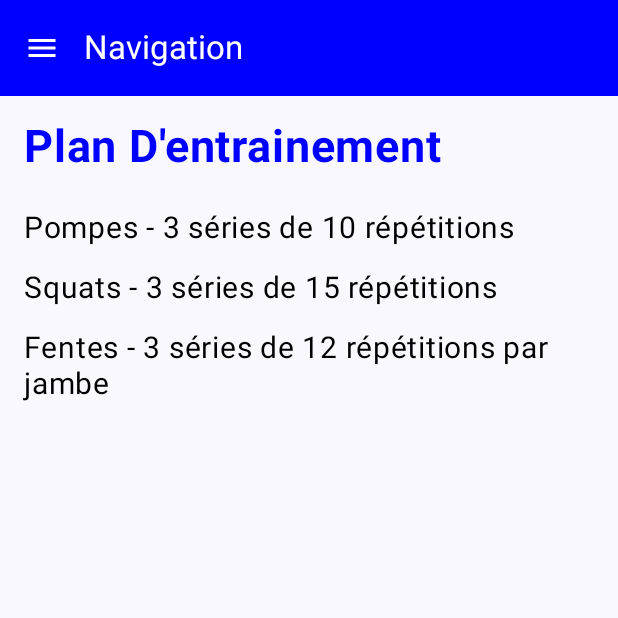
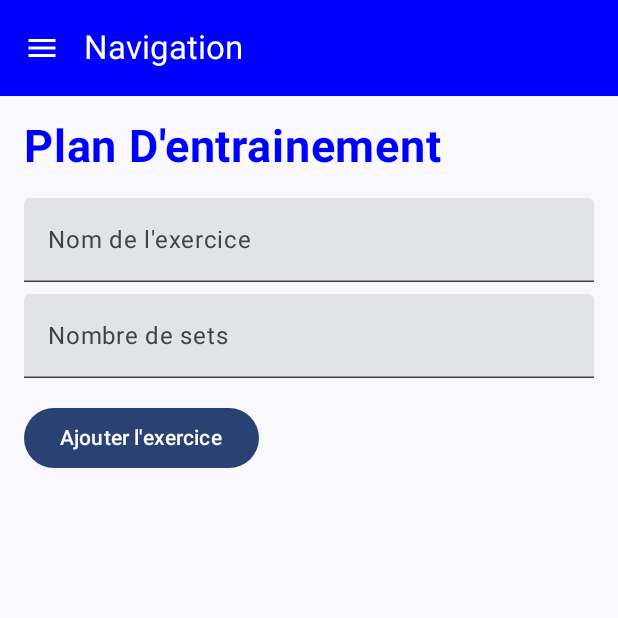
Before and after one commit to RobyCeo/tp5_application_final_roby, an Android app built with Jetpack Compose: the screen it shows after launch (MainActivity), after a tap on "Plan D'entrainement", on a phone screen of 412 x 824 dp, the top half of it. Run offline under Robolectric (Android 15) with nearby library versions, the phone set to English and light mode, and no system bars; 1 other tap on this screen came first.

Commit message:
ajout de plan entrainement

```diff
--- a/roby_final/application_final_roberto/app/build.gradle.kts
+++ b/roby_final/application_final_roberto/app/build.gradle.kts
@@ -61,6 +61,10 @@ dependencies {
     implementation("androidx.navigation:navigation-compose:2.6.0")
     implementation("androidx.compose.material:material-icons-extended:<latest_version>")
     implementation ("androidx.compose.material:material-icons-extended:<version>")
+    implementation(platform("androidx.compose:compose-bom:2023.10.00"))
+    implementation("androidx.compose.ui:ui")
+    implementation("androidx.compose.material3:material3")
+    implementation("androidx.compose.runtime:runtime")
 
 
 
--- a/roby_final/application_final_roberto/app/src/main/java/com/example/tp5_application_finale_roberto/ExerciseListScreen.kt
+++ b/roby_final/application_final_roberto/app/src/main/java/com/example/tp5_application_finale_roberto/ExerciseListScreen.kt
@@ -30,7 +30,9 @@ fun ExerciseListScreen(context: Context) {
         "Tractions" to "Exercice pour renforcer le dos et les biceps.",
         "Développé Couché" to "Exercice pour les pectoraux et les triceps avec une barre.",
         "Soulevé de terre" to "Exercice complet pour travailler le bas du dos et les jambes.",
-        "Flexion des biceps avec la barre" to "Exercice pour cibler les biceps."
+        "Flexion des biceps avec la barre" to "Exercice pour renforcer les biceps.",
+        "L'extension poulie haute à la corde" to "Exercice pour renforcer les triceps."
+
     )
 
     Column(
--- a/roby_final/application_final_roberto/app/src/main/java/com/example/tp5_application_finale_roberto/TrainingPlanScreen.kt
+++ b/roby_final/application_final_roberto/app/src/main/java/com/example/tp5_application_finale_roberto/TrainingPlanScreen.kt
@@ -3,18 +3,31 @@ package com.example.tp5_application_finale_roberto
 import androidx.compose.foundation.layout.Arrangement
 import androidx.compose.foundation.layout.Column
 import androidx.compose.foundation.layout.fillMaxSize
+import androidx.compose.foundation.layout.fillMaxWidth
 import androidx.compose.foundation.layout.padding
+import androidx.compose.foundation.text.KeyboardOptions
+import androidx.compose.material3.Button
 import androidx.compose.material3.Text
+import androidx.compose.material3.TextField
 import androidx.compose.runtime.Composable
+import androidx.compose.runtime.mutableStateListOf
+import androidx.compose.runtime.mutableStateOf
+import androidx.compose.runtime.remember
 import androidx.compose.ui.Alignment
 import androidx.compose.ui.Modifier
 import androidx.compose.ui.graphics.Color
+import androidx.compose.ui.text.input.KeyboardType
 import androidx.compose.ui.text.font.FontWeight
 import androidx.compose.ui.unit.dp
 import androidx.compose.ui.unit.sp
 
 @Composable
 fun TrainingPlanScreen() {
+    // Liste des exercices
+    val exercises = remember { mutableStateListOf<Exercise>() }
+    val exerciseName = remember { mutableStateOf("") }
+    val sets = remember { mutableStateOf("") }
+
     Column(
         modifier = Modifier
             .fillMaxSize()
@@ -29,19 +42,89 @@ fun TrainingPlanScreen() {
             color = Color.Blue,
             modifier = Modifier.padding(bottom = 16.dp)
         )
-        // Exemple de contenu : une liste d'exercices avec répétitions
-        val trainingPlan = listOf(
-            "Pompes - 3 séries de 10 répétitions",
-            "Squats - 3 séries de 15 répétitions",
-            "Fentes - 3 séries de 12 répétitions par jambe"
+
+        // Formulaire pour ajouter un nouvel exercice
+        TextField(
+            value = exerciseName.value,
+            onValueChange = { exerciseName.value = it },
+            label = { Text("Nom de l'exercice") },
+            modifier = Modifier
+                .fillMaxWidth()
+                .padding(bottom = 8.dp)
         )
-        trainingPlan.forEach { exercise ->
+        TextField(
+            value = sets.value,
+            onValueChange = { sets.value = it },
+            label = { Text("Nombre de sets") },
+            modifier = Modifier
+                .fillMaxWidth()
+                .padding(bottom = 8.dp),
+            keyboardOptions = KeyboardOptions.Default.copy(
+                keyboardType = KeyboardType.Number
+            )
+        )
+        Button(
+            onClick = {
+                if (exerciseName.value.isNotBlank() && sets.value.isNotBlank()) {
+                    val newExercise = Exercise(exerciseName.value, sets.value.toInt())
+                    exercises.add(newExercise)
+                    exerciseName.value = "" // Réinitialise le formulaire
+                    sets.value = ""
+                }
+            },
+            modifier = Modifier.padding(vertical = 8.dp)
+        ) {
+            Text("Ajouter l'exercice")
+        }
+
+        // Afficher la liste des exercices et leur progression
+        if (exercises.isNotEmpty()) {
             Text(
-                text = exercise,
-                fontSize = 20.sp,
-                modifier = Modifier.padding(vertical = 8.dp),
-                color = Color.Black
+                text = "Votre plan d'entraînement :",
+                fontSize = 24.sp,
+                fontWeight = FontWeight.Bold,
+                color = Color.Black,
+                modifier = Modifier.padding(top = 16.dp, bottom = 8.dp)
+            )
+            exercises.forEach { exercise ->
+                ExerciseItem(exercise)
+            }
+        }
+    }
+}
+
+// Composable pour afficher un exercice et sa progression hebdomadaire
+@Composable
+fun ExerciseItem(exercise: Exercise) {
+    Column(modifier = Modifier.padding(bottom = 16.dp)) {
+        Text(
+            text = "${exercise.name} (${exercise.sets} sets)",
+            fontSize = 20.sp,
+            fontWeight = FontWeight.Bold,
+            color = Color.DarkGray
+        )
+        Text(
+            text = "Progression hebdomadaire :",
+            fontSize = 16.sp,
+            color = Color.Black,
+            modifier = Modifier.padding(top = 4.dp, bottom = 4.dp)
+        )
+        exercise.getProgression().forEach { (week, sets) -> // Fix: Destructure keys and values
+            Text(
+                text = "Semaine $week : $sets sets",
+                fontSize = 14.sp,
+                color = Color.Gray,
+                modifier = Modifier.padding(start = 16.dp)
             )
         }
     }
 }
+
+
+// Modèle de données pour un exercice
+data class Exercise(val name: String, val sets: Int) {
+    fun getProgression(): Map<Int, Int> {
+        // Exemple de progression : augmente de 1 set par semaine
+        return (1..4).associateWith { week -> sets + week - 1 }
+    }
+}
```
